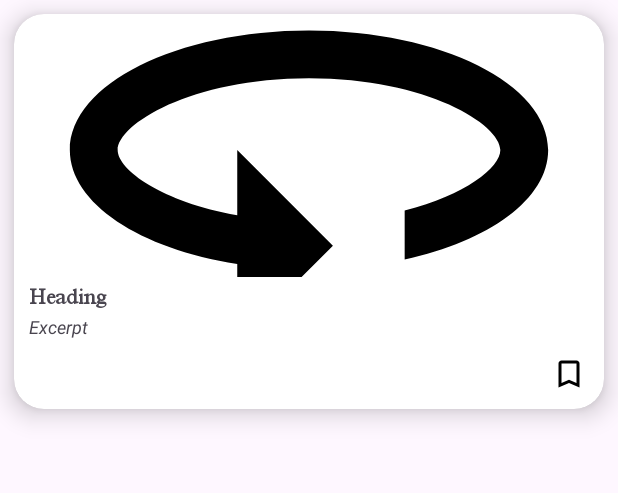
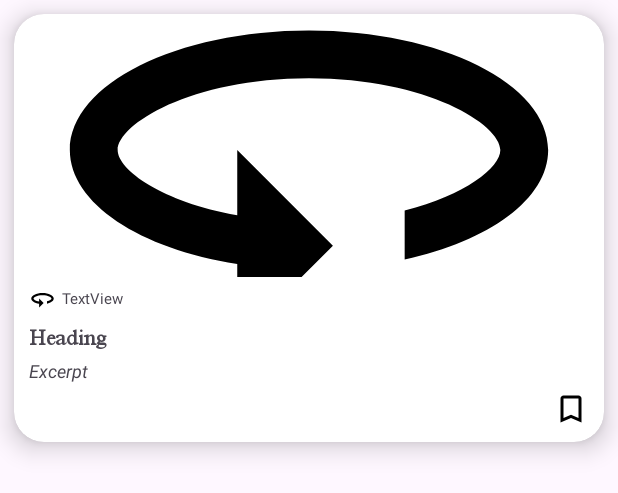
Before and after one commit to Sayantan-2022/Breeze, an Android app: the layout default_card.xml on its own in the app's theme, with its tools: preview values and no code run, on a phone screen of 412 x 824 dp. Shown: the top 493 px of the screen. Run offline under Robolectric (Android 15) with nearby library versions, the phone set to English and light mode, and no system bars.

Commit message:
Project Files

```diff
--- a/app/src/main/java/com/example/breeze/ui/search/SearchFragment.kt
+++ b/app/src/main/java/com/example/breeze/ui/search/SearchFragment.kt
@@ -81,10 +81,12 @@ class SearchFragment : Fragment(R.layout.fragment_search), SwipeRefreshLayout.On
                     val imageUrlList = dataList.map { it.thumbnail }.toMutableList()
                     val urlList = dataList.map { it.url }.toMutableList()
                     val excerptList = dataList.map { it.excerpt }.toMutableList()
+                    val publisherName = dataList.map { it.publisher.name }.toMutableList()
+                    val publisherIcon = dataList.map { it.publisher.favicon }.toMutableList()
 
                     val recyclerView = view.findViewById<RecyclerView>(R.id.recyclerView)
                     recyclerView.layoutManager = LinearLayoutManager(context)
-                    val newsAdapter = NewsAdapter(titleList, imageUrlList, excerptList, urlList, uid, this@SearchFragment)
+                    val newsAdapter = NewsAdapter(titleList, imageUrlList, excerptList, urlList, publisherName, publisherIcon, uid, this@SearchFragment)
                     recyclerView.adapter = newsAdapter
 
                     newsAdapter.setOnCardClickListener(object : NewsAdapter.onCardClickListener {
--- a/app/src/main/res/drawable/image_button_background.xml
+++ /dev/null
@@ -1,6 +0,0 @@
-<?xml version="1.0" encoding="utf-8"?>
-<shape xmlns:android="http://schemas.android.com/apk/res/android">
-    <corners android:radius="15dp"/>
-    <stroke android:color="@color/dark_blue" android:width="2dp"/>
-    <solid android:color="@color/orange"/>
-</shape>
--- a/app/src/main/res/layout/default_card.xml
+++ b/app/src/main/res/layout/default_card.xml
@@ -23,6 +23,33 @@
             app:shapeAppearanceOverlay="@style/SoftCorner"
             app:srcCompat="@drawable/baseline_360_24"/>
 
+        <LinearLayout
+            android:layout_width="wrap_content"
+            android:layout_height="wrap_content"
+            android:orientation="horizontal"
+            android:layout_marginHorizontal="10dp"
+            android:layout_marginBottom="9dp">
+
+            <ImageView
+                android:id="@+id/publisherImage"
+                android:layout_width="18dp"
+                android:layout_height="18dp"
+                android:layout_gravity="bottom"
+                android:scaleType="centerCrop"
+                android:layout_marginEnd="4dp"
+                app:srcCompat="@drawable/baseline_360_24"/>
+
+            <TextView
+                android:id="@+id/tvPublisher"
+                android:layout_width="wrap_content"
+                android:layout_height="wrap_content"
+                android:layout_gravity="center_vertical"
+                android:textSize="10sp"
+                android:text="TextView" />
+
+
+        </LinearLayout>
+
         <TextView
             android:id="@+id/tvHeading"
             android:layout_width="match_parent"
@@ -37,7 +64,7 @@
             android:id="@+id/tvExcerpt"
             android:layout_width="match_parent"
             android:layout_height="wrap_content"
-            android:layout_marginTop="3dp"
+            android:layout_marginTop="5dp"
             android:textSize="12sp"
             android:layout_marginBottom="5dp"
             android:textStyle="italic"
@@ -46,15 +73,15 @@
 
             <ImageButton
                 android:id="@+id/btnBookmark"
-                android:layout_width="36dp"
-                android:layout_height="36dp"
+                android:layout_width="24dp"
+                android:layout_height="24dp"
                 android:layout_gravity="end"
                 android:background="@android:color/transparent"
                 android:clickable="true"
                 android:contentDescription="Add bookmark"
                 android:focusable="true"
-                android:layout_marginBottom="5dp"
-                android:layout_marginEnd="5dp"
+                android:layout_marginBottom="10dp"
+                android:layout_marginEnd="10dp"
                 app:srcCompat="@drawable/baseline_bookmark_border_24" />
     </LinearLayout>
 </androidx.cardview.widget.CardView>
```
Also changed, not shown: app/src/main/java/com/example/breeze/adapter/NewsAdapter.kt (+17 -1 lines), app/src/main/java/com/example/breeze/models/Bookmark.kt (+7 -1 lines), app/src/main/java/com/example/breeze/ui/bookmarks/BookmarksFragment.kt (+13 -3 lines), app/src/main/java/com/example/breeze/ui/home/HomeFragment.kt (+7 -2 lines).
